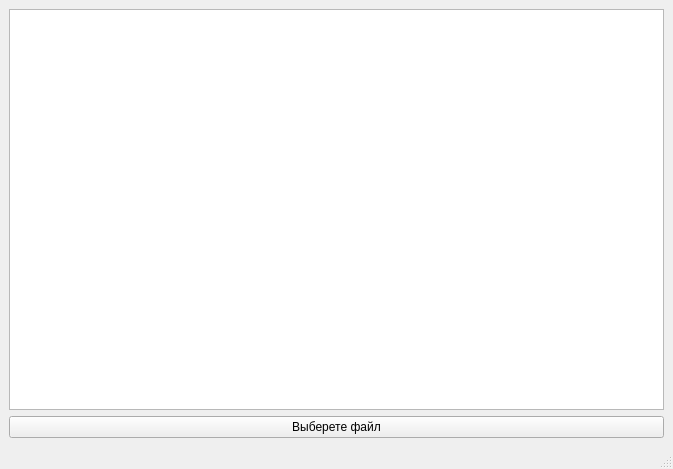
This is GUI/untitled.ui in Spyke09/EnglishBooksAnalises as Qt 5 draws it before an edit. The edited form follows.
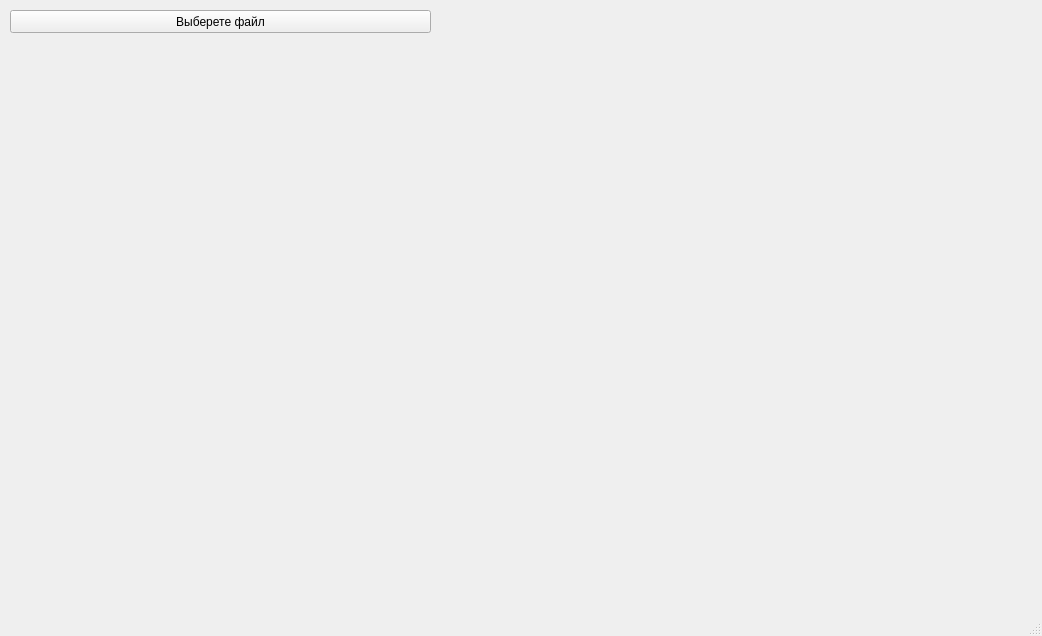
This is the edited form.

What changed in the file:
```diff
--- a/GUI/untitled.ui
+++ b/GUI/untitled.ui
@@ -6,26 +6,38 @@
    <rect>
     <x>0</x>
     <y>0</y>
-    <width>673</width>
-    <height>469</height>
+    <width>1042</width>
+    <height>636</height>
    </rect>
   </property>
   <property name="windowTitle">
    <string>MainWindow</string>
   </property>
   <widget class="QWidget" name="centralwidget">
-   <layout class="QVBoxLayout" name="verticalLayout">
-    <item>
-     <widget class="QListWidget" name="listWidget"/>
-    </item>
-    <item>
      <widget class="QPushButton" name="pushButton">
+    <property name="geometry">
+     <rect>
+      <x>10</x>
+      <y>10</y>
+      <width>421</width>
+      <height>23</height>
+     </rect>
+    </property>
       <property name="text">
        <string>Выберете файл</string>
       </property>
      </widget>
-    </item>
-   </layout>
+   <widget class="QWidget" name="verticalLayoutWidget">
+    <property name="geometry">
+     <rect>
+      <x>10</x>
+      <y>60</y>
+      <width>421</width>
+      <height>341</height>
+     </rect>
+    </property>
+    <layout class="QVBoxLayout" name="verticalLayout_1"/>
+   </widget>
   </widget>
   <widget class="QStatusBar" name="statusbar"/>
  </widget>
```
Lines whose indentation alone changed are shown as unchanged.
